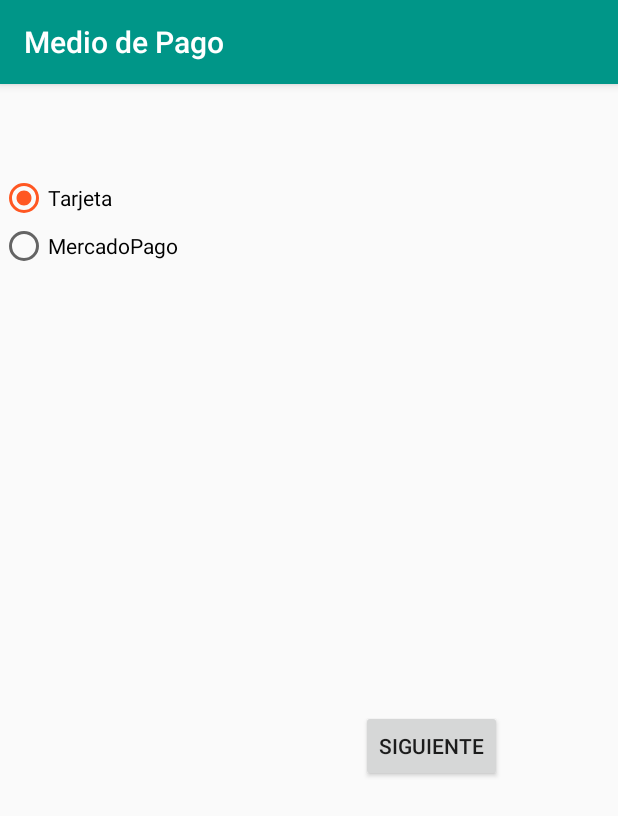
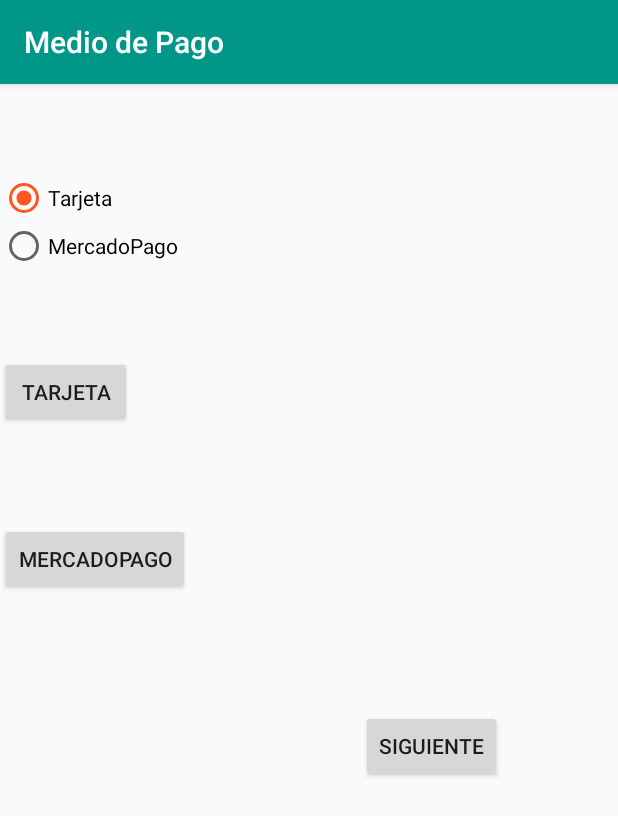
Before and after one commit to fercazzari/app2, an Android app: the PagoActivity screen opened directly, with no data from a screen before it, on a phone screen of 412 x 824 dp. Shown: the top 816 px of the screen. Run offline under Robolectric (Android 15) with nearby library versions, the phone set to English and light mode, and no system bars; 1 statement that could not run was skipped.

```diff
--- a/app/src/main/java/pp2/app2/activities/PagoActivity.java
+++ b/app/src/main/java/pp2/app2/activities/PagoActivity.java
@@ -4,18 +4,16 @@ import android.support.v7.app.AppCompatActivity;
 import android.os.Bundle;
 import android.view.View;
 import android.widget.Button;
-import android.widget.RadioButton;
 import android.widget.RadioGroup;
+import android.widget.Toast;
 
 import pp2.app2.R;
 import pp2.app2.controlador.ApplicationController;
 import pp2.app2.modelo.domain.Domicilio;
 import pp2.app2.modelo.domain.IdentityField;
 import pp2.app2.modelo.domain.MedioDePago;
-import pp2.app2.modelo.domain.MercadoPago;
 import pp2.app2.modelo.domain.Producto;
 import pp2.app2.modelo.domain.SolicitudDeCompra;
-import pp2.app2.modelo.domain.Tarjeta;
 
 public class PagoActivity extends AppCompatActivity {
 
@@ -40,23 +38,46 @@ public class PagoActivity extends AppCompatActivity {
         this.solicitud.agregarProducto(producto);
 
         String sc_domicilio = getIntent().getStringExtra("sc_domicilio");
+
         this.domicilio = new Domicilio(sc_domicilio);
         this.solicitud.setDomicilioEntrega(domicilio);
 
-        radioPago = (RadioGroup)findViewById(R.id.radioPago);
+        /* radioPago = (RadioGroup)findViewById(R.id.radioPago);
         radioPago.setOnCheckedChangeListener(new RadioGroup.OnCheckedChangeListener(){
 
             @Override
             public void onCheckedChanged(RadioGroup group, int checkedId) {
 
-                medioDePago = new Tarjeta();
+                medioDePago = new MedioDePago("Tarjeta");
                 if (checkedId == R.id.rb_tarjeta){
-                    medioDePago = new Tarjeta();
+                    medioDePago = new MedioDePago("Tarjeta");
                     // Toast.makeText(PagoActivity.this, medioDePago.toString(), Toast.LENGTH_SHORT).show();
                 }else if (checkedId == R.id.rb_mercadoPago) {
-                    medioDePago = new MercadoPago();
+                    medioDePago = new MedioDePago("MercadoPago");
                     // Toast.makeText(PagoActivity.this, medioDePago.toString(), Toast.LENGTH_SHORT).show();
                 }
+
+
+            }
+
+        }); */
+
+        Button btn_p1 = (Button)findViewById(R.id.btn_p1);
+        btn_p1.setOnClickListener( new View.OnClickListener() {
+
+            @Override
+            public void onClick(View v) {
+                medioDePago = new MedioDePago("Tarjeta");
+                // Toast.makeText(PagoActivity.this, solicitud.getMedioDePago().getTipo(), Toast.LENGTH_SHORT).show();
+            }
+
+        });
+
+        Button btn_p2 = (Button)findViewById(R.id.btn_p2);
+        btn_p2.setOnClickListener( new View.OnClickListener() {
+
+            @Override
+            public void onClick(View v) {
 
             }
 
@@ -67,9 +88,6 @@ public class PagoActivity extends AppCompatActivity {
 
             @Override
             public void onClick(View v) {
-
-                // Toast.makeText(PagoActivity.this, solicitud.getDomicilioEntrega().getDatos(), Toast.LENGTH_SHORT).show();
-                // Toast.makeText(PagoActivity.this, solicitud.getMedioDePago().toString(), Toast.LENGTH_SHORT).show();
                 ApplicationController.confirmarMedioDePago(getApplicationContext(), solicitud, medioDePago);
             }
 
--- a/app/src/main/java/pp2/app2/controlador/ApplicationController.java
+++ b/app/src/main/java/pp2/app2/controlador/ApplicationController.java
@@ -46,8 +46,8 @@ public class ApplicationController {
         mostrarProximaVista(context, map.obtenerProximaPantalla(solicitud));
     }
 
-    public static void confirmarMedioDePago (Context context, SolicitudDeCompra solicitud, MedioDePago medioDePago) {
-        solicitud = new TargetPagar().administrar(solicitud, medioDePago);
+    public static void confirmarMedioDePago (Context context, SolicitudDeCompra solicitudp, MedioDePago medioDePago) {
+        solicitud = new TargetPagar().administrar(solicitudp, medioDePago);
         mostrarProximaVista(context, map.obtenerProximaPantalla(solicitud));
     }
 
--- a/app/src/main/java/pp2/app2/controlador/MapProximaPantalla.java
+++ b/app/src/main/java/pp2/app2/controlador/MapProximaPantalla.java
@@ -20,11 +20,6 @@ public class MapProximaPantalla {
             return "elegirDomicilio";
         }
 
-        // Idem
-        //if (solicitud.getDomicilioEntrega() != null) {
-            //return "medioDePago";
-        //}
-
         if (solicitud.getMedioDePago() == null) {
             return "medioDePago";
         }
--- a/app/src/main/java/pp2/app2/controlador/targets/TargetDomiciliar.java
+++ b/app/src/main/java/pp2/app2/controlador/targets/TargetDomiciliar.java
@@ -18,6 +18,7 @@ public class TargetDomiciliar {
     public SolicitudDeCompra administrar (SolicitudDeCompra solicitudDeCompra, Domicilio domicilio)  {
         this.solicitudDeCompra = solicitudDeCompra;
         this.solicitudDeCompra.setDomicilioEntrega(domicilio);
-        return solicitudDeCompra;
+        return this.solicitudDeCompra;
     }
+
 }
--- a/app/src/main/java/pp2/app2/controlador/targets/TargetPagar.java
+++ b/app/src/main/java/pp2/app2/controlador/targets/TargetPagar.java
@@ -17,8 +17,8 @@ public class TargetPagar {
 
     public SolicitudDeCompra administrar (SolicitudDeCompra solicitudDeCompra, MedioDePago medioDePago)  {
         this.solicitudDeCompra = solicitudDeCompra;
-        // this.solicitudDeCompra.setMedioDePago(medioDePago);
-        this.solicitudDeCompra.pagar(medioDePago);
+        this.solicitudDeCompra.setMedioDePago(medioDePago);
+        // this.solicitudDeCompra.pagar(medioDePago);
         return this.solicitudDeCompra;
     }
 
--- a/app/src/main/java/pp2/app2/presenter/CompraPresenter.java
+++ b/app/src/main/java/pp2/app2/presenter/CompraPresenter.java
@@ -5,6 +5,7 @@ import android.content.Intent;
 
 import pp2.app2.activities.CompraActivity;
 import pp2.app2.activities.SugerenciaActivity;
+import pp2.app2.activities.TestActivity;
 import pp2.app2.modelo.domain.Producto;
 import pp2.app2.modelo.domain.SolicitudDeCompra;
 
@@ -27,7 +28,7 @@ public class CompraPresenter {
 
         i.putExtra("sc_domicilio", solicitud.getDomicilioEntrega().getDatos());
 
-        i.putExtra("sc_pago", solicitud.getMedioDePago().toString());
+        i.putExtra("sc_pago", solicitud.getMedioDePago().getTipo());
 
         context.startActivity( i );
     }
--- a/app/src/main/res/layout/activity_pago.xml
+++ b/app/src/main/res/layout/activity_pago.xml
@@ -48,6 +48,26 @@
             android:layout_marginRight="33dp"
             android:text="Siguiente" />
 
+        <Button
+            android:id="@+id/btn_p1"
+            android:layout_width="wrap_content"
+            android:layout_height="wrap_content"
+            android:layout_alignParentLeft="true"
+            android:layout_alignParentStart="true"
+            android:layout_below="@+id/radioPago"
+            android:layout_marginTop="57dp"
+            android:text="Tarjeta" />
+
+        <Button
+            android:id="@+id/btn_p2"
+            android:layout_width="wrap_content"
+            android:layout_height="wrap_content"
+            android:layout_alignParentLeft="true"
+            android:layout_alignParentStart="true"
+            android:layout_below="@+id/btn_p1"
+            android:layout_marginTop="63dp"
+            android:text="MercadoPago" />
+
     </RelativeLayout>
 
 </android.support.constraint.ConstraintLayout>
```
Also changed, not shown: app/src/main/AndroidManifest.xml (+10 -6 lines), app/src/main/java/pp2/app2/activities/CompraActivity.java (+6 -11 lines), app/src/main/java/pp2/app2/activities/TestActivity.java (added, +15 -0 lines), app/src/main/java/pp2/app2/modelo/domain/MedioDePago.java (+16 -2 lines), app/src/main/java/pp2/app2/modelo/domain/MercadoPago.java (deleted, +0 -14 lines), app/src/main/java/pp2/app2/modelo/domain/SolicitudDeCompra.java (+5 -10 lines), app/src/main/java/pp2/app2/modelo/domain/Tarjeta.java (deleted, +0 -13 lines), app/src/main/res/layout/activity_test.xml (deleted, +0 -72 lines), app/src/main/res/layout/activity_test2.xml (added, +9 -0 lines).
